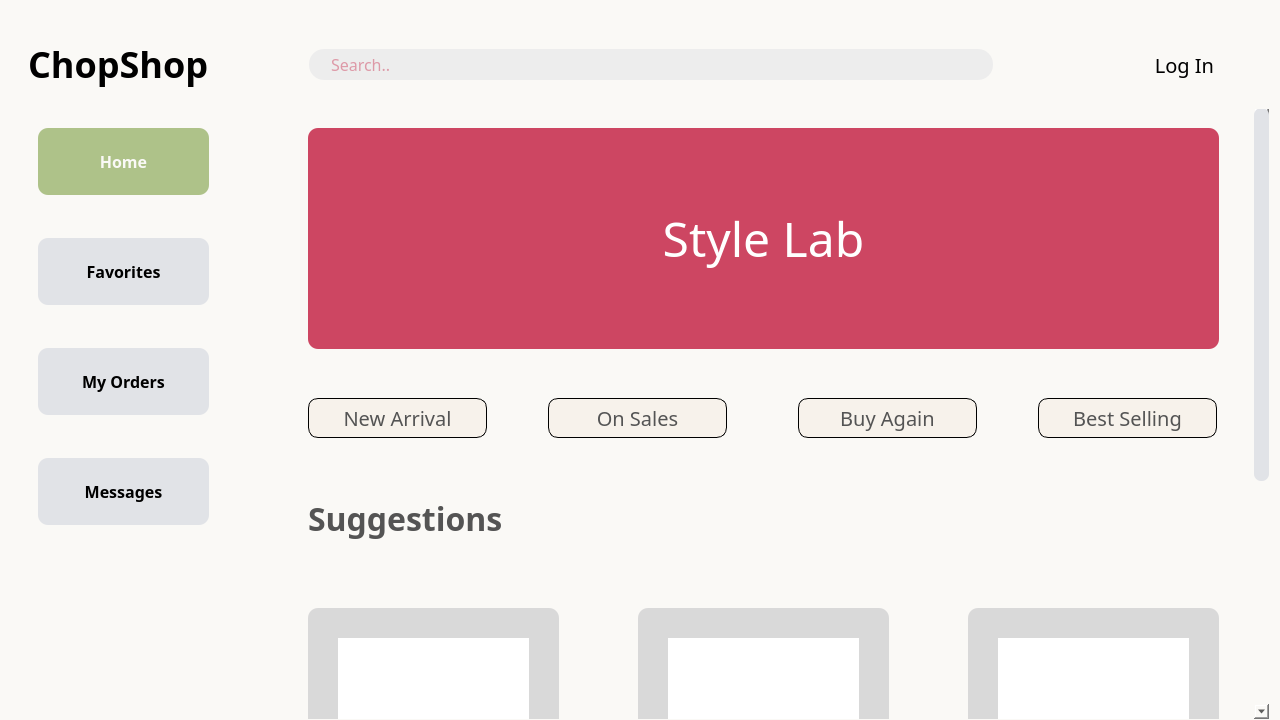
Above: app/template/homepage/Homepage_newres.ui from shoviper/ChobShop before the change. Below: the same form after it.
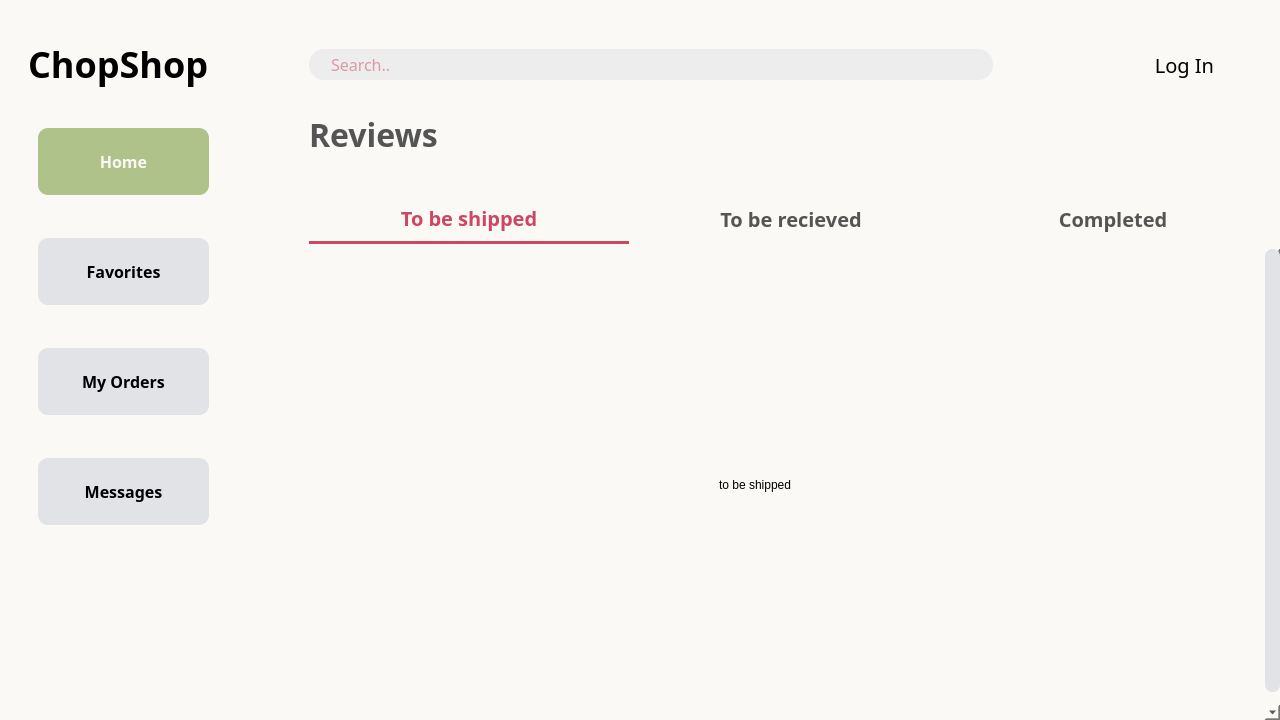
That is the form after the change. The open tabs and pages were chosen to show the change. Icons and pictures are not drawn.

Commit message: ADD: homepage_newres_ui recovery

Patch:
```diff
--- a/app/template/homepage/Homepage_newres.ui
+++ b/app/template/homepage/Homepage_newres.ui
@@ -1957,6 +1957,395 @@
        </widget>
       </widget>
      </widget>
+     <widget class="QWidget" name="myorderspage">
+      <widget class="QWidget" name="myordersnavcontainer" native="true">
+       <property name="geometry">
+        <rect>
+         <x>0</x>
+         <y>0</y>
+         <width>1031</width>
+         <height>139</height>
+        </rect>
+       </property>
+       <property name="styleSheet">
+        <string notr="true">background-color: #FAF9F6;</string>
+       </property>
+       <widget class="QLabel" name="myorderslabel">
+        <property name="geometry">
+         <rect>
+          <x>60</x>
+          <y>0</y>
+          <width>150</width>
+          <height>51</height>
+         </rect>
+        </property>
+        <property name="styleSheet">
+         <string notr="true">color: #545454;
+text-align: center;
+font-family: Suwannaphum;
+font-size: 32px;
+font-style: normal;
+font-weight: 700;
+line-height: normal;</string>
+        </property>
+        <property name="text">
+         <string>Reviews</string>
+        </property>
+       </widget>
+       <widget class="QPushButton" name="tobeshippedbutton">
+        <property name="geometry">
+         <rect>
+          <x>60</x>
+          <y>85</y>
+          <width>320</width>
+          <height>50</height>
+         </rect>
+        </property>
+        <property name="styleSheet">
+         <string notr="true">QPushButton{
+	color: #CD4662;
+text-align: center;
+font-family: Suwannaphum;
+font-size: 20px;
+font-style: normal;
+font-weight: 700;
+line-height: normal;
+border: none;
+border-bottom: 3px solid #CD4662;
+}
+QPushButton:hover{
+	background-color: #F4DBDB;
+	color: #545454;
+border: none;
+}
+
+</string>
+        </property>
+        <property name="text">
+         <string>To be shipped</string>
+        </property>
+       </widget>
+       <widget class="QPushButton" name="toberecievedbutton">
+        <property name="geometry">
+         <rect>
+          <x>382</x>
+          <y>85</y>
+          <width>320</width>
+          <height>50</height>
+         </rect>
+        </property>
+        <property name="styleSheet">
+         <string notr="true">QPushButton{
+	color: #545454;
+text-align: center;
+font-family: Suwannaphum;
+font-size: 20px;
+font-style: normal;
+font-weight: 700;
+line-height: normal;
+border: none;
+}
+QPushButton:hover{
+	background-color: #F4DBDB;
+	color: #545454;
+}
+
+</string>
+        </property>
+        <property name="text">
+         <string>To be recieved</string>
+        </property>
+       </widget>
+       <widget class="QPushButton" name="completedbutton">
+        <property name="geometry">
+         <rect>
+          <x>704</x>
+          <y>85</y>
+          <width>320</width>
+          <height>50</height>
+         </rect>
+        </property>
+        <property name="styleSheet">
+         <string notr="true">QPushButton{
+	color: #545454;
+text-align: center;
+font-family: Suwannaphum;
+font-size: 20px;
+font-style: normal;
+font-weight: 700;
+line-height: normal;
+border: none;
+}
+QPushButton:hover{
+	background-color: #F4DBDB;
+	color: #545454;
+}</string>
+        </property>
+        <property name="text">
+         <string>Completed</string>
+        </property>
+       </widget>
+      </widget>
+      <widget class="QStackedWidget" name="stackedWidget_myorders">
+       <property name="geometry">
+        <rect>
+         <x>0</x>
+         <y>140</y>
+         <width>1031</width>
+         <height>471</height>
+        </rect>
+       </property>
+       <property name="styleSheet">
+        <string notr="true">border: none;</string>
+       </property>
+       <widget class="QWidget" name="tobeshippedpage">
+        <widget class="QScrollArea" name="scrollArea_tobeshipped">
+         <property name="geometry">
+          <rect>
+           <x>0</x>
+           <y>0</y>
+           <width>1031</width>
+           <height>471</height>
+          </rect>
+         </property>
+         <property name="styleSheet">
+          <string notr="true">QScrollArea {
+	border: none;
+}
+
+QScrollBar:vertical {
+	border: none;
+	background-color: #FAF9F6;
+	width: 15px;
+	border-radius: 7px;
+}
+
+QScrollBar::handle:vertical {
+	background-color: #E1E3E7;
+	border-radius: 7px;
+	min-height: 30px;
+}
+
+QScrollBar::handle:vertical:hover {
+	background-color: #F4DBDB;
+}</string>
+         </property>
+         <property name="widgetResizable">
+          <bool>true</bool>
+         </property>
+         <widget class="QWidget" name="scrollAreaWidgetContents_tobeshipped">
+          <property name="geometry">
+           <rect>
+            <x>0</x>
+            <y>0</y>
+            <width>1016</width>
+            <height>500</height>
+           </rect>
+          </property>
+          <property name="minimumSize">
+           <size>
+            <width>0</width>
+            <height>500</height>
+           </size>
+          </property>
+          <widget class="QFrame" name="frame_tobeshipped">
+           <property name="geometry">
+            <rect>
+             <x>0</x>
+             <y>0</y>
+             <width>1031</width>
+             <height>471</height>
+            </rect>
+           </property>
+           <property name="frameShape">
+            <enum>QFrame::StyledPanel</enum>
+           </property>
+           <property name="frameShadow">
+            <enum>QFrame::Raised</enum>
+           </property>
+           <widget class="QLabel" name="tobeshippedlabel">
+            <property name="geometry">
+             <rect>
+              <x>470</x>
+              <y>180</y>
+              <width>211</width>
+              <height>111</height>
+             </rect>
+            </property>
+            <property name="text">
+             <string>to be shipped</string>
+            </property>
+           </widget>
+          </widget>
+         </widget>
+        </widget>
+       </widget>
+       <widget class="QWidget" name="toberecievedpage">
+        <widget class="QScrollArea" name="scrollArea_toberecieved">
+         <property name="geometry">
+          <rect>
+           <x>0</x>
+           <y>0</y>
+           <width>1031</width>
+           <height>471</height>
+          </rect>
+         </property>
+         <property name="styleSheet">
+          <string notr="true">QScrollArea {
+	border: none;
+}
+
+QScrollBar:vertical {
+	border: none;
+	background-color: #FAF9F6;
+	width: 15px;
+	border-radius: 7px;
+}
+
+QScrollBar::handle:vertical {
+	background-color: #E1E3E7;
+	border-radius: 7px;
+	min-height: 30px;
+}
+
+QScrollBar::handle:vertical:hover {
+	background-color: #F4DBDB;
+}</string>
+         </property>
+         <property name="widgetResizable">
+          <bool>true</bool>
+         </property>
+         <widget class="QWidget" name="scrollAreaWidgetContents_toberecieved">
+          <property name="geometry">
+           <rect>
+            <x>0</x>
+            <y>0</y>
+            <width>1016</width>
+            <height>500</height>
+           </rect>
+          </property>
+          <property name="minimumSize">
+           <size>
+            <width>0</width>
+            <height>500</height>
+           </size>
+          </property>
+          <widget class="QFrame" name="frame_toberecieved">
+           <property name="geometry">
+            <rect>
+             <x>0</x>
+             <y>0</y>
+             <width>1031</width>
+             <height>471</height>
+            </rect>
+           </property>
+           <property name="frameShape">
+            <enum>QFrame::StyledPanel</enum>
+           </property>
+           <property name="frameShadow">
+            <enum>QFrame::Raised</enum>
+           </property>
+           <widget class="QLabel" name="toberecievedlabel">
+            <property name="geometry">
+             <rect>
+              <x>470</x>
+              <y>180</y>
+              <width>211</width>
+              <height>111</height>
+             </rect>
+            </property>
+            <property name="text">
+             <string>to be recieved</string>
+            </property>
+           </widget>
+          </widget>
+         </widget>
+        </widget>
+       </widget>
+       <widget class="QWidget" name="completedpage">
+        <widget class="QScrollArea" name="scrollArea_completed">
+         <property name="geometry">
+          <rect>
+           <x>0</x>
+           <y>0</y>
+           <width>1031</width>
+           <height>471</height>
+          </rect>
+         </property>
+         <property name="styleSheet">
+          <string notr="true">QScrollArea {
+	border: none;
+}
+
+QScrollBar:vertical {
+	border: none;
+	background-color: #FAF9F6;
+	width: 15px;
+	border-radius: 7px;
+}
+
+QScrollBar::handle:vertical {
+	background-color: #E1E3E7;
+	border-radius: 7px;
+	min-height: 30px;
+}
+
+QScrollBar::handle:vertical:hover {
+	background-color: #F4DBDB;
+}</string>
+         </property>
+         <property name="widgetResizable">
+          <bool>true</bool>
+         </property>
+         <widget class="QWidget" name="scrollAreaWidgetContents_completed">
+          <property name="geometry">
+           <rect>
+            <x>0</x>
+            <y>0</y>
+            <width>1016</width>
+            <height>500</height>
+           </rect>
+          </property>
+          <property name="minimumSize">
+           <size>
+            <width>0</width>
+            <height>500</height>
+           </size>
+          </property>
+          <widget class="QFrame" name="frame_completed">
+           <property name="geometry">
+            <rect>
+             <x>0</x>
+             <y>0</y>
+             <width>1031</width>
+             <height>471</height>
+            </rect>
+           </property>
+           <property name="frameShape">
+            <enum>QFrame::StyledPanel</enum>
+           </property>
+           <property name="frameShadow">
+            <enum>QFrame::Raised</enum>
+           </property>
+           <widget class="QLabel" name="completedlabel">
+            <property name="geometry">
+             <rect>
+              <x>470</x>
+              <y>180</y>
+              <width>211</width>
+              <height>111</height>
+             </rect>
+            </property>
+            <property name="text">
+             <string>completed</string>
+            </property>
+           </widget>
+          </widget>
+         </widget>
+        </widget>
+       </widget>
+      </widget>
+     </widget>
     </widget>
    </widget>
    <widget class="QWidget" name="userprofile"/>
```
Left out of the diff: 71 changed lines with no effect on the pictures. The commit also changes 2 other files.
